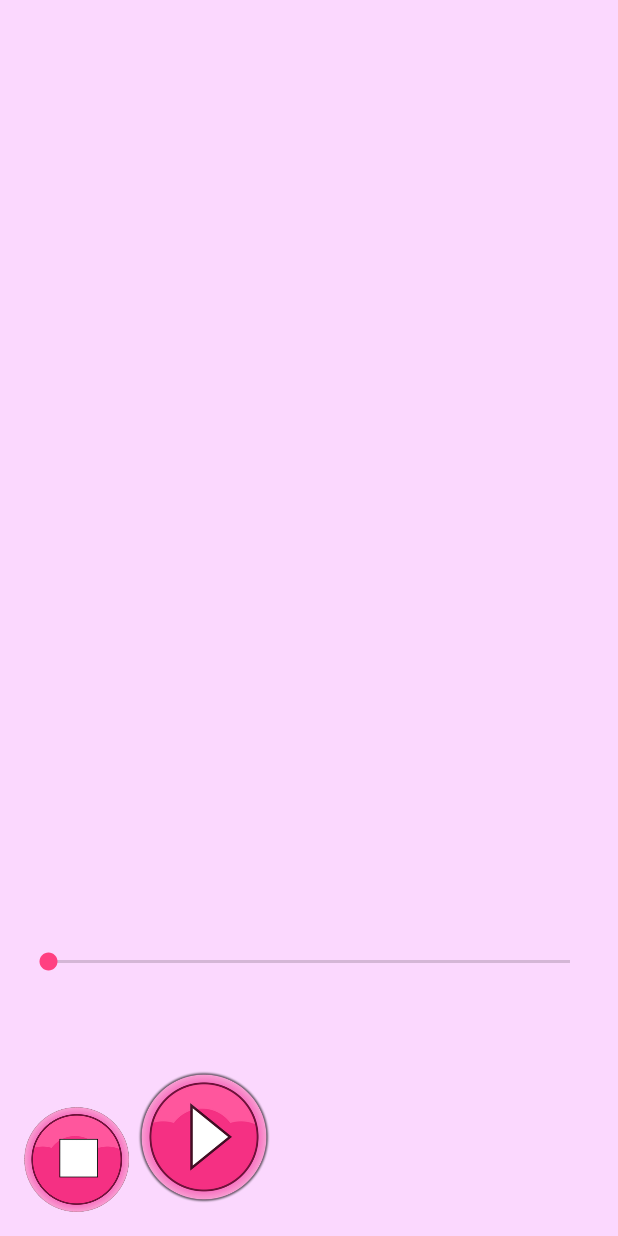
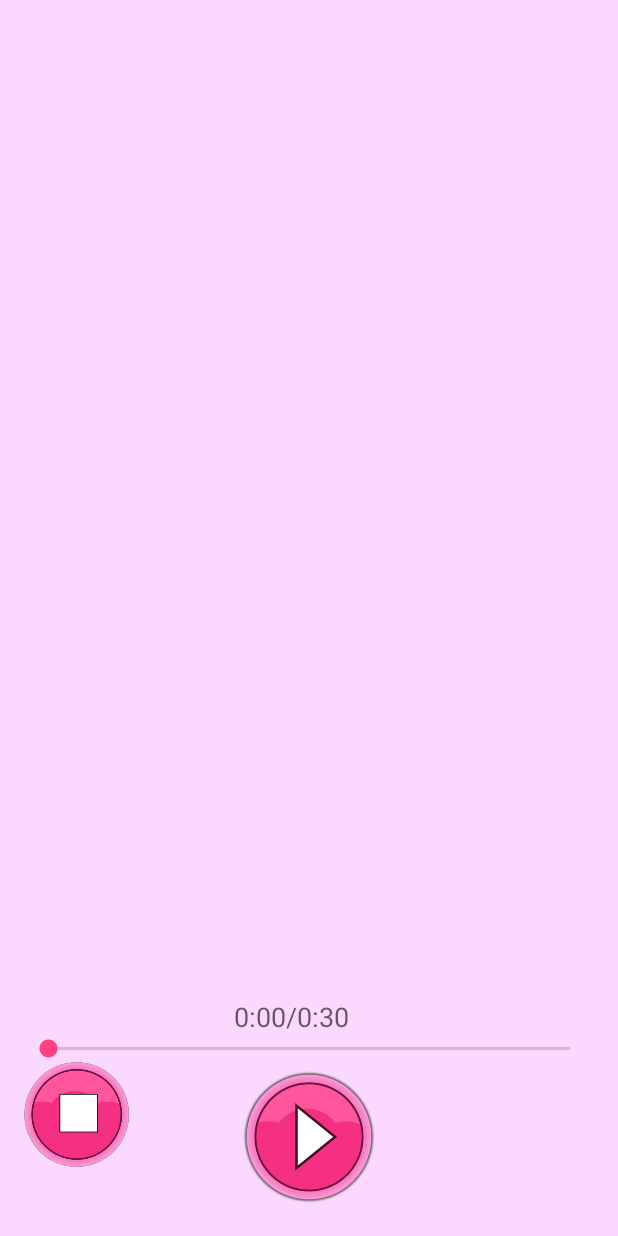
Before and after one commit to ruforavishnu/Cute-MP3-Player, an Android app: the screen it shows after launch (MediaPlayerActivity), after a tap on an icon or button, on a phone screen of 412 x 824 dp. Run offline under Robolectric (Android 15) with nearby library versions, the phone set to English and light mode, and no system bars; 1 other tap on this screen came first.

Commit message:
added currentTime/duration feature above seekbar

```diff
--- a/app/src/main/java/com/efgh/cutemp3player/MediaPlayerActivity.java
+++ b/app/src/main/java/com/efgh/cutemp3player/MediaPlayerActivity.java
@@ -17,6 +17,7 @@ import android.widget.SeekBar;
 import android.media.audiofx.Visualizer;
 
 import android.os.Handler;
+import android.widget.TextView;
 
 import java.util.concurrent.TimeUnit;
 
@@ -40,7 +41,7 @@ public class MediaPlayerActivity extends AppCompatActivity {
     private int oneTimeOnly = 0;
 
     private ImageButton playPauseButton;
-
+    private TextView durationTextView;
 
 
 
@@ -50,7 +51,7 @@ public class MediaPlayerActivity extends AppCompatActivity {
         setContentView(R.layout.activity_media_player);
 
 
-
+        durationTextView = (TextView)findViewById(R.id.durationText);
         playPauseButton = (ImageButton)findViewById(R.id.playButton);
 
         playPauseButton.setOnClickListener(new View.OnClickListener() {
@@ -253,9 +254,18 @@ public class MediaPlayerActivity extends AppCompatActivity {
                 try {
                    // if(mPlayer.isPlaying()==true)
                     {
-                        Log.i("Log", "runnable thread running");
                         currentTime = mPlayer.getCurrentPosition();
                         seekBar.setProgress((int) currentTime);
+
+                        String currentTimeString = calcTimeInMinsAndSecs(currentTime);
+                        String totalTimeString = calcTimeInMinsAndSecs(finalTime);
+
+
+
+
+                        durationTextView.setText(currentTimeString+"/"+totalTimeString);
+                        Log.i("Log", "runnable thread running");
+
                         myHandler.postDelayed(this, 100);
                     }
                 }
@@ -267,6 +277,17 @@ public class MediaPlayerActivity extends AppCompatActivity {
         }
 
     };
+
+    private String calcTimeInMinsAndSecs(double time)
+    {
+        String result = "";
+        long currMinutes = TimeUnit.MILLISECONDS.toMinutes((int) time);
+        long currSeconds = TimeUnit.MILLISECONDS.toSeconds((int)time) - (currMinutes * 60);
+        String currSecondsWithPrecedingZero = (currSeconds < 10) ? "0"+ String.valueOf(currSeconds) : String.valueOf(currSeconds);
+        result = String.valueOf(currMinutes)+":"+ currSecondsWithPrecedingZero;
+
+        return result;
+    }
 
     @Override
     public boolean onCreateOptionsMenu(Menu menu) {
--- a/app/src/main/res/layout/content_media_player.xml
+++ b/app/src/main/res/layout/content_media_player.xml
@@ -35,7 +35,7 @@
         android:background="@null"
 
         android:onClick="stopButton"
-        android:layout_alignParentBottom="true"
+        android:layout_below="@+id/seekBar"
         android:layout_alignParentLeft="true"
         android:layout_alignParentStart="true" />
 
@@ -47,10 +47,18 @@
         android:src="@drawable/play"
         android:scaleType="fitXY"
         android:onClick="playButton"
-        android:layout_marginBottom="58dp"
         android:background="@null"
         android:layout_alignParentBottom="true"
-        android:layout_toRightOf="@+id/stopButton"
-        android:layout_toEndOf="@+id/stopButton" />
+        android:layout_centerHorizontal="true" />
+
+    <TextView
+        android:layout_width="wrap_content"
+        android:layout_height="wrap_content"
+        android:textAppearance="?android:attr/textAppearanceMedium"
+        android:text="0:00/0:00"
+        android:id="@+id/durationText"
+        android:layout_above="@+id/seekBar"
+        android:layout_alignLeft="@+id/playButton"
+        android:layout_alignStart="@+id/playButton" />
 
 </RelativeLayout>
```
